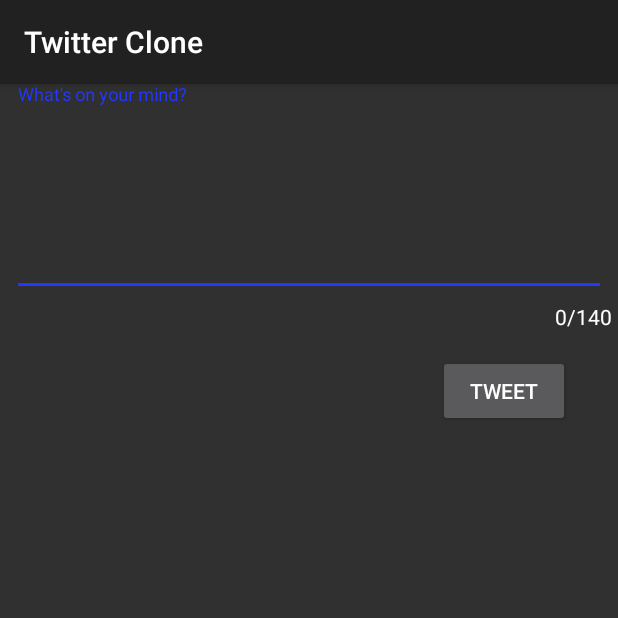
After one commit to AFeas1987/CodePath_TwitterClone, an Android app: the ComposeActivity screen opened directly, with no data from a screen before it, on a phone screen of 412 x 824 dp, the top half of it. The commit adds this screen. Run offline under Robolectric (Android 15) with nearby library versions, the phone set to English and light mode, and no system bars; libraries missing offline, so code that uses them is left out: com.loopj.android, cz.msebera.android, org.parceler.

Commit message:
Assignment 4 required stories complete.  -AF

```diff
--- a/app/build.gradle
+++ b/app/build.gradle
@@ -45,4 +45,8 @@ dependencies {
     implementation 'android.arch.lifecycle:extensions:1.1.1'
     implementation 'com.android.support:recyclerview-v7:28.0.0'
     implementation 'com.android.support.constraint:constraint-layout:1.1.3'
+    implementation 'com.android.support:design:28.0.0'
+
+    implementation 'org.parceler:parceler-api:1.1.12'
+    annotationProcessor 'org.parceler:parceler:1.1.12'
 }
--- a/app/src/main/AndroidManifest.xml
+++ b/app/src/main/AndroidManifest.xml
@@ -13,6 +13,7 @@
         android:icon="@drawable/ic_launcher"
         android:label="@string/app_name"
         android:theme="@style/AppTheme">
+        <activity android:name=".ui.activities.ComposeActivity"></activity>
         <activity
             android:name=".ui.activities.LoginActivity"
             android:label="@string/app_name"
--- /dev/null
+++ b/app/src/main/java/com/codepath/apps/twitterclone/ui/activities/ComposeActivity.java
@@ -0,0 +1,68 @@
+package com.codepath.apps.twitterclone.ui.activities;
+
+import android.content.Intent;
+import android.os.Bundle;
+import android.support.v7.app.AppCompatActivity;
+import android.util.Log;
+import android.widget.Button;
+import android.widget.EditText;
+import android.widget.Toast;
+
+import com.codepath.apps.twitterclone.R;
+import com.codepath.apps.twitterclone.api.TweetRepository;
+import com.codepath.apps.twitterclone.api.TwitterApplication;
+import com.codepath.apps.twitterclone.ui.recView.models.Tweet;
+import com.loopj.android.http.JsonHttpResponseHandler;
+
+import org.json.JSONException;
+import org.json.JSONObject;
+import org.parceler.Parcels;
+
+import cz.msebera.android.httpclient.Header;
+
+public class ComposeActivity extends AppCompatActivity {
+
+    private final int REQUEST_CODE = 20;
+
+    private final int MAX_LENGTH = 140;
+
+    private EditText etCompose;
+    private Button btnTweet;
+
+    @Override
+    protected void onCreate(Bundle savedInstanceState) {
+        super.onCreate(savedInstanceState);
+        setContentView(R.layout.activity_compose);
+        etCompose = findViewById(R.id.etCompose);
+        btnTweet = findViewById(R.id.btnTweet);
+
+        btnTweet.setOnClickListener(v -> {
+            String content = etCompose.getText().toString();
+            if (content.isEmpty()) {
+                Toast.makeText(ComposeActivity.this, "Say something first!", Toast.LENGTH_LONG).show();
+                return;
+            }
+            // make Api call
+            TwitterApplication.getRestClient(this).composeTweet(content, new JsonHttpResponseHandler() {
+                @Override
+                public void onSuccess(int statusCode, Header[] headers, JSONObject response) {
+                    Log.d("_AF", "onSuccess: SUCCESSFULLY POSTED TWEET!");
+                    try {
+                        Tweet tweet = Tweet.fromJson(response);
+                        TweetRepository.appendToRealm(tweet);
+                        setResult(RESULT_OK, new Intent().putExtra("tweet", Parcels.wrap(tweet)));
+                        finish();
+                    } catch (JSONException e) {
+                        e.printStackTrace();
+                    }
+                }
+
+                @Override
+                public void onFailure(int statusCode, Header[] headers, String responseString, Throwable throwable) {
+                    Log.d("_AF", "onFailure: " + responseString);
+                    super.onFailure(statusCode, headers, responseString, throwable);
+                }
+            });
+        });
+    }
+}
--- a/app/src/main/java/com/codepath/apps/twitterclone/ui/recView/models/Tweet.java
+++ b/app/src/main/java/com/codepath/apps/twitterclone/ui/recView/models/Tweet.java
@@ -10,10 +10,12 @@ import android.util.Log;
 
 import org.json.JSONException;
 import org.json.JSONObject;
+import org.parceler.Parcel;
 
 import java.text.ParseException;
 import java.util.Locale;
 
+@Parcel
 public class Tweet extends RealmObject {
 
     @PrimaryKey
--- a/app/src/main/java/com/codepath/apps/twitterclone/ui/recView/models/User.java
+++ b/app/src/main/java/com/codepath/apps/twitterclone/ui/recView/models/User.java
@@ -2,11 +2,13 @@ package com.codepath.apps.twitterclone.ui.recView.models;
 
 import org.json.JSONException;
 import org.json.JSONObject;
+import org.parceler.Parcel;
 
 import io.realm.RealmObject;
 import io.realm.annotations.PrimaryKey;
 import io.realm.annotations.Required;
 
+@Parcel
 public class User extends RealmObject {
 
     @PrimaryKey
--- /dev/null
+++ b/app/src/main/res/layout/activity_compose.xml
@@ -0,0 +1,44 @@
+<?xml version="1.0" encoding="utf-8"?>
+<android.support.constraint.ConstraintLayout xmlns:android="http://schemas.android.com/apk/res/android"
+    xmlns:app="http://schemas.android.com/apk/res-auto"
+    xmlns:tools="http://schemas.android.com/tools"
+    android:layout_width="match_parent"
+    android:layout_height="match_parent"
+    tools:context="com.codepath.apps.twitterclone.ui.activities.ComposeActivity">
+
+    <android.support.design.widget.TextInputLayout
+        android:id="@+id/textInputLayout"
+        android:layout_width="match_parent"
+        android:layout_height="wrap_content"
+        app:counterEnabled="true"
+        app:counterMaxLength="140"
+        app:counterOverflowTextAppearance="@style/counterOverride"
+        app:counterTextAppearance="@style/counterText"
+        app:layout_constraintEnd_toEndOf="parent"
+        app:layout_constraintStart_toStartOf="parent"
+        app:layout_constraintTop_toTopOf="parent">
+
+        <EditText
+            android:id="@+id/etCompose"
+            android:layout_width="match_parent"
+            android:layout_height="wrap_content"
+            android:layout_marginStart="8dp"
+            android:layout_marginTop="8dp"
+            android:layout_marginEnd="8dp"
+            android:ems="10"
+            android:hint="What's on your mind?"
+            android:maxLength="140"
+            android:inputType="textMultiLine"
+            android:minLines="5" />
+    </android.support.design.widget.TextInputLayout>
+
+    <Button
+        android:id="@+id/btnTweet"
+        android:layout_width="wrap_content"
+        android:layout_height="wrap_content"
+        android:layout_marginTop="16dp"
+        android:layout_marginEnd="32dp"
+        android:text="Tweet"
+        app:layout_constraintEnd_toEndOf="parent"
+        app:layout_constraintTop_toBottomOf="@+id/textInputLayout" />
+</android.support.constraint.ConstraintLayout>
--- a/app/src/main/res/values/styles.xml
+++ b/app/src/main/res/values/styles.xml
@@ -1,12 +1,16 @@
 <?xml version="1.0" encoding="utf-8"?>
 <resources>
 
-    <style name="AppBaseTheme" parent="Theme.AppCompat.NoActionBar">
+    <style name="AppBaseTheme" parent="Theme.AppCompat">
         <!--
             Theme customizations available in newer API levels can go in
             res/values-vXX/styles.xml, while customizations related to
             backward-compatibility can go here.
         -->
+
+        <item name="colorControlNormal">#2FD337</item>
+        <item name="colorControlActivated">#2238FF</item>
+        <item name="colorControlHighlight">#AB36F4</item>
     </style>
 
     <!-- Application theme. -->
@@ -14,4 +18,12 @@
         <!-- All customizations that are NOT specific to a particular API-level can go here. -->
     </style>
 
+    <style name="counterOverride">
+        <item name="android:textColor">@android:color/holo_red_light</item>
+    </style>
+
+    <style name="counterText">
+        <item name="android:textColor">@android:color/white</item>
+    </style>
+
 </resources>
```
Also changed, not shown: app/src/main/java/com/codepath/apps/twitterclone/api/network/TwitterClient.java (+7 -0 lines), app/src/main/java/com/codepath/apps/twitterclone/ui/activities/TimelineActivity.java (+34 -2 lines), app/src/main/java/com/codepath/apps/twitterclone/ui/recView/adapters/TweetRealmAdapter.java (+7 -7 lines), app/src/main/res/menu/menu_main.xml (added, +10 -0 lines).
